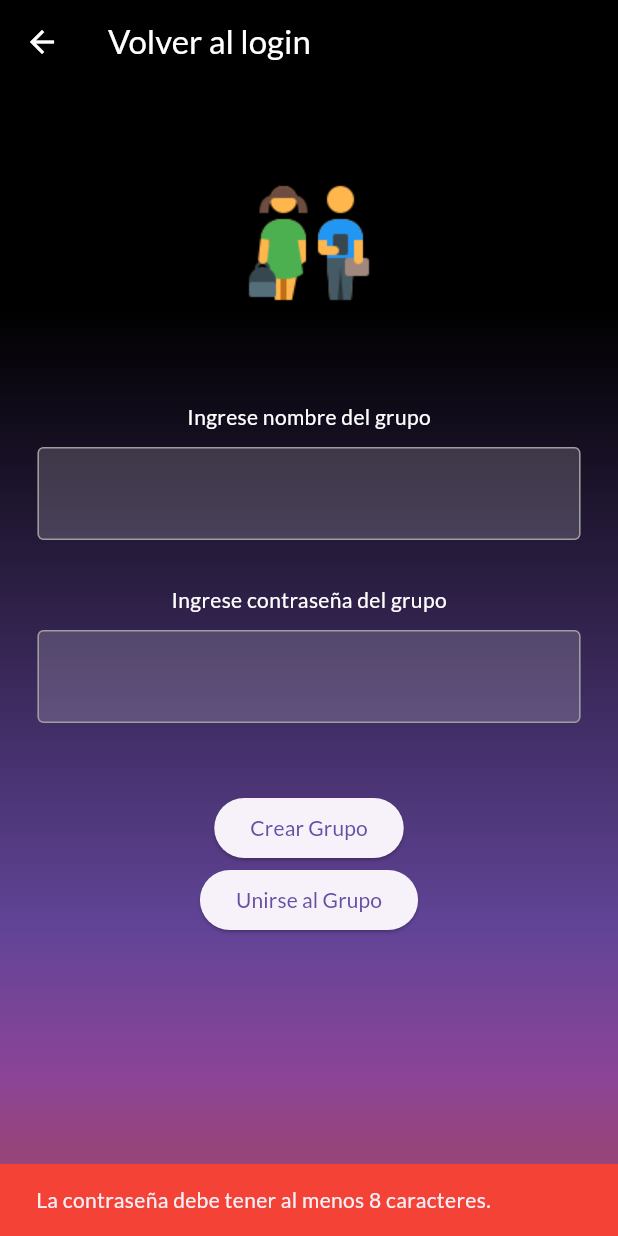
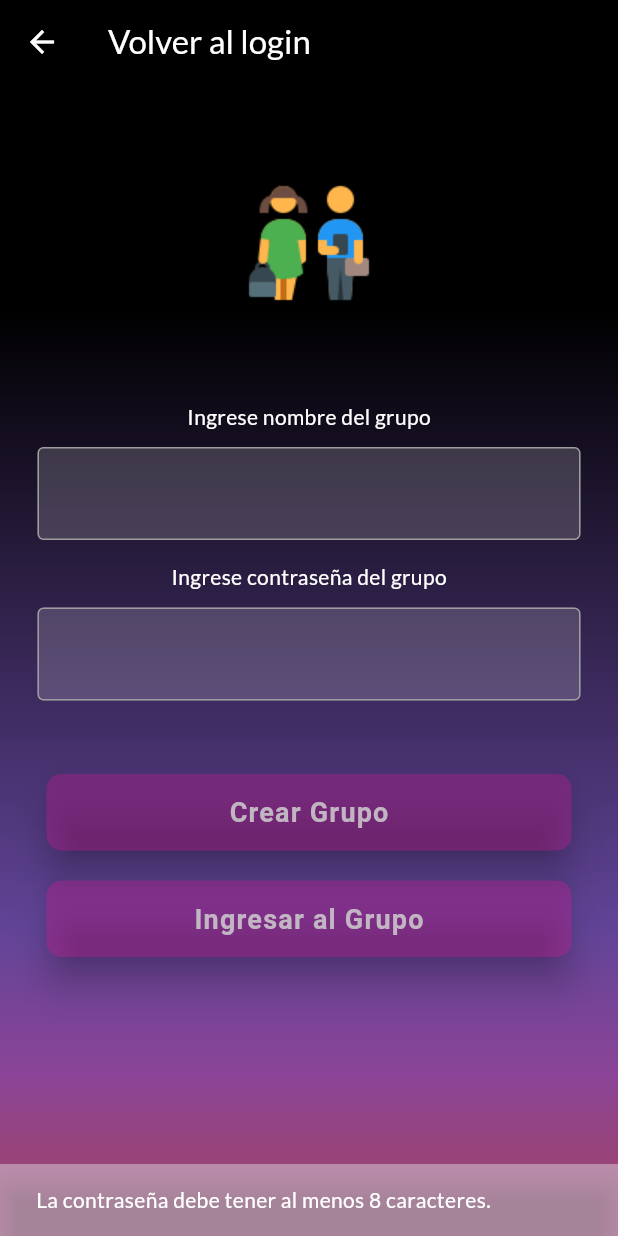
Before and after one commit to gonzaSala/controlDeGastos-App, a Flutter app: the groupLogin screen opened by its route, after a tap on "Crear Grupo", on a phone screen of 412 x 824 dp. Run offline on Flutter 3.47's test engine with Material 3 defaults, Android fonts, the phone set to English and light mode, and no system bars; our stand-ins replace cloud_firestore, firebase_auth, firebase_core, firebase_messaging, fl_chart, flutter_local_notifications and 5 more; accounts and stored records are empty.

Commit message:
estelizamos el groupLogin

```diff
--- a/lib/screens/groupLogin.dart
+++ b/lib/screens/groupLogin.dart
@@ -79,7 +79,7 @@ class _groupLoginState extends State<groupLogin> {
                   cursorColor: Color.fromARGB(39, 255, 255, 255),
                 ),
               ),
-              SizedBox(height: 30),
+              SizedBox(height: 15),
               Text('Ingrese contraseña del grupo',
                   style: TextStyle(color: Colors.white)),
               SizedBox(height: 10),
@@ -113,17 +113,19 @@ class _groupLoginState extends State<groupLogin> {
                       ),
                     ),
                     SizedBox(height: 8),
-                    Text(
+                    Container(
+                      margin: EdgeInsets.only(bottom: 20),
+                      child: Text(
                         !isPasswordValid ? _passwordRequirementsMessage() : '',
                         style: TextStyle(
-                        color: Colors.red,
-                        fontSize: 12,
+                          color: Color.fromARGB(255, 248, 104, 93),
+                          fontSize: 15,
+                        ),
                       ),
                     ),
                   ],
                 ),
               ),
-              SizedBox(height: 20),
               Consumer<LoginState>(
                 builder:
                     (BuildContext context, LoginState value, Widget? child) {
@@ -137,17 +139,37 @@ class _groupLoginState extends State<groupLogin> {
                   mainAxisSize: MainAxisSize.max,
                   mainAxisAlignment: MainAxisAlignment.spaceEvenly,
                   children: [
-                    ElevatedButton(
+                    Container(
+                      width: 350,
+                      child: ElevatedButton(
+                        style: ElevatedButton.styleFrom(
+                          padding: EdgeInsets.all(15),
+                          elevation: 10,
+                          backgroundColor: Color.fromARGB(67, 249, 18, 157),
+                          foregroundColor: Color.fromARGB(215, 207, 207, 207),
+                          shape: RoundedRectangleBorder(
+                            borderRadius: BorderRadius.circular(10.0),
+                          ),
+                          textStyle: TextStyle(
+                            fontSize: 18,
+                            letterSpacing: 0.8,
+                            fontWeight: FontWeight.bold,
+                          ),
+                        ),
                         onPressed: () {
                           String email =
                               groupNameController.text + '@onlygastos.com';
                           String password = groupPasswordController.text;
-                        if (password.length < 8) {
+
+                          if (password.length < 8 || email.isEmpty) {
                             ScaffoldMessenger.of(context).showSnackBar(
                               SnackBar(
                                 content: Text(
-                                  'La contraseña debe tener al menos 8 caracteres.'),
-                              backgroundColor: Colors.red,
+                                  'La contraseña debe tener al menos 8 caracteres.',
+                                  style: TextStyle(color: Colors.white),
+                                ),
+                                backgroundColor:
+                                    Color.fromARGB(107, 242, 242, 242),
                               ),
                             );
                           } else {
@@ -157,7 +179,27 @@ class _groupLoginState extends State<groupLogin> {
                         },
                         child: Text('Crear Grupo'),
                       ),
-                    ElevatedButton(
+                    ),
+                    SizedBox(
+                      height: 20,
+                    ),
+                    Container(
+                      width: 350,
+                      child: ElevatedButton(
+                        style: ElevatedButton.styleFrom(
+                          padding: EdgeInsets.all(15),
+                          elevation: 10,
+                          backgroundColor: Color.fromARGB(67, 249, 18, 157),
+                          foregroundColor: Color.fromARGB(215, 207, 207, 207),
+                          shape: RoundedRectangleBorder(
+                            borderRadius: BorderRadius.circular(10.0),
+                          ),
+                          textStyle: TextStyle(
+                            fontSize: 18,
+                            letterSpacing: 0.8,
+                            fontWeight: FontWeight.bold,
+                          ),
+                        ),
                         onPressed: () async {
                           String email =
                               groupNameController.text + '@onlygastos.com';
@@ -168,7 +210,8 @@ class _groupLoginState extends State<groupLogin> {
 
                           Navigator.pushReplacementNamed(context, '/');
                         },
-                      child: Text('Unirse al Grupo'),
+                        child: Text('Ingresar al Grupo'),
+                      ),
                     ),
                   ],
                 ),
```
Also changed, not shown: lib/screens/loginPage.dart (+45 -14 lines). Lines whose indentation alone changed are shown as unchanged.
